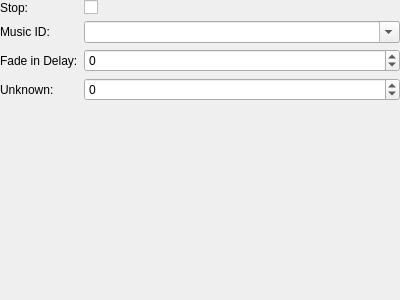
Above: tools/cathedral/ui/ActionPlayBGM.ui from comphack/comp_hack before the change. Below: the same form after it.
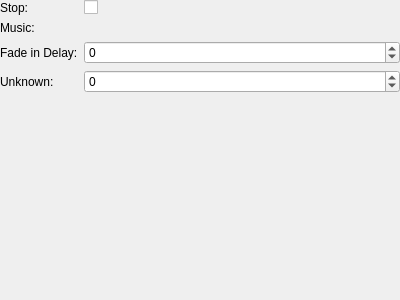
That is the form after the change. Custom widgets are drawn as their Qt base class.

Commit message: Added ObjectSelector control

Diff of the .ui file:
```diff
--- a/tools/cathedral/ui/ActionPlayBGM.ui
+++ b/tools/cathedral/ui/ActionPlayBGM.ui
@@ -41,20 +41,7 @@
      <item row="1" column="0">
       <widget class="QLabel" name="lblMusicID">
        <property name="text">
-        <string>Music ID:</string>
-       </property>
-      </widget>
-     </item>
-     <item row="1" column="1">
-      <widget class="QComboBox" name="musicID">
-       <property name="sizePolicy">
-        <sizepolicy hsizetype="Expanding" vsizetype="Fixed">
-         <horstretch>0</horstretch>
-         <verstretch>0</verstretch>
-        </sizepolicy>
-       </property>
-       <property name="editable">
-        <bool>true</bool>
+        <string>Music:</string>
        </property>
       </widget>
      </item>
@@ -92,10 +79,21 @@
        </property>
       </widget>
      </item>
+     <item row="1" column="1">
+      <widget class="ObjectSelector" name="music" native="true"/>
+     </item>
     </layout>
    </item>
   </layout>
  </widget>
+ <customwidgets>
+  <customwidget>
+   <class>ObjectSelector</class>
+   <extends>QWidget</extends>
+   <header>ObjectSelector.h</header>
+   <container>1</container>
+  </customwidget>
+ </customwidgets>
  <resources/>
  <connections/>
 </ui>
```
Left out of the diff: 2 changed lines with no effect on the pictures. The commit also changes 59 other files.
